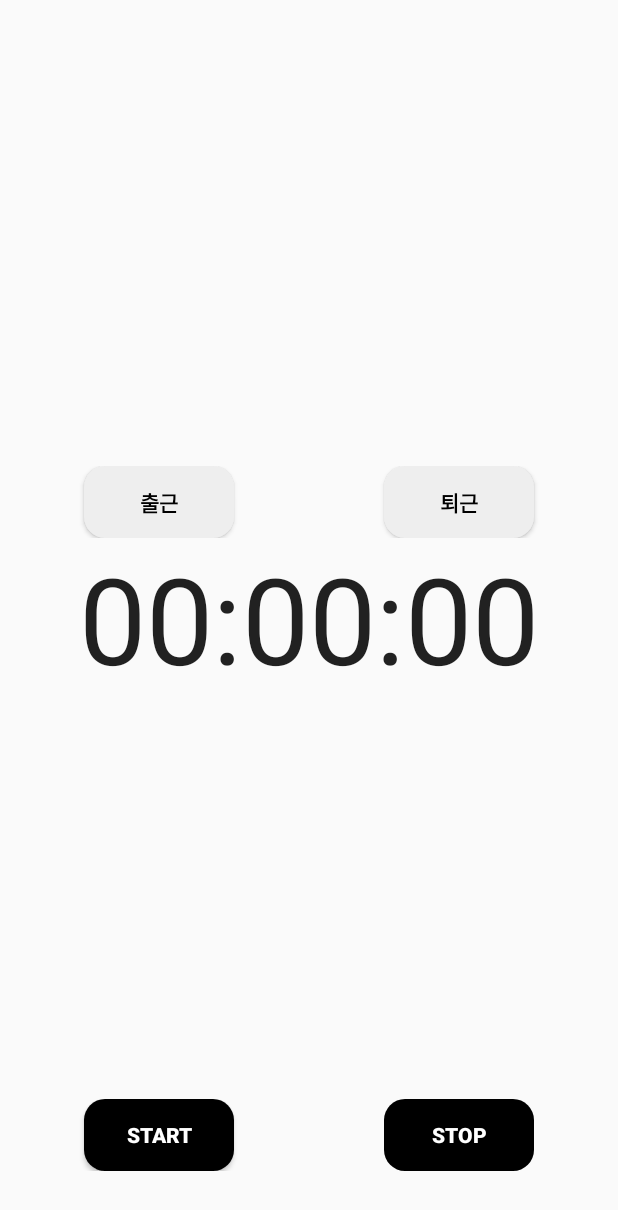
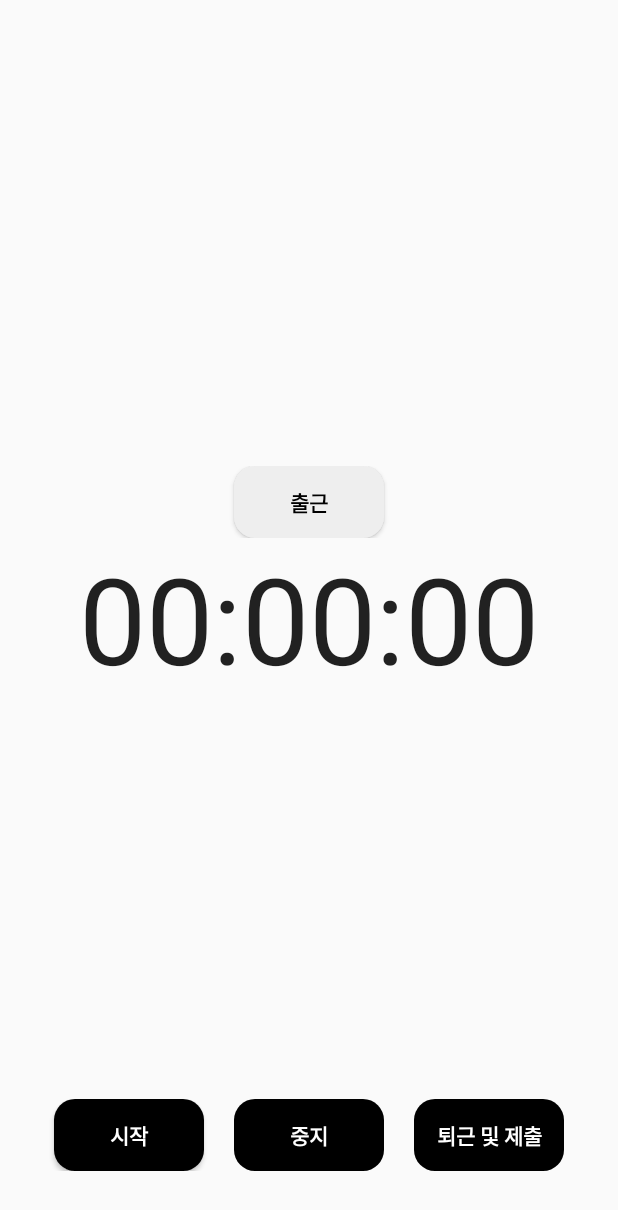
Before and after one commit to leeyjwinter/android-1st-week, an Android app: the fragment ThreeFragment shown on its own in the app's theme, on a phone screen of 412 x 824 dp. Shown: the top 1210 px of the screen. Run offline under Robolectric (Android 15) with nearby library versions, the phone set to English and light mode, and no system bars.

Commit message:
0701_2017

```diff
--- a/app/src/main/java/com/example/ch11_jetpack/SharedManager.kt
+++ b/app/src/main/java/com/example/ch11_jetpack/SharedManager.kt
@@ -10,8 +10,8 @@ class SharedManager(context: Context) {
     private val prefs: SharedPreferences = PreferenceHelper.defaultPrefs(context)
 
     fun saveCurrentUser(user: User) {
-        //prefs["name"] = user.name
-        prefs["age"] = user.age
+        prefs["datedb"] = user.datedb
+        //prefs["age"] = user.age
         //prefs["email"] = user.email
         //prefs["password"] = user.password
         //prefs["isMarried"] = user.isMarried
@@ -19,8 +19,8 @@ class SharedManager(context: Context) {
 
     fun getCurrentUser(): User {
         return User().apply {
-            //name = prefs["name", ""]
-            age = prefs["age", 0]
+            datedb = prefs["datedb", ""]
+            //age = prefs["age", 0]
             //email = prefs["email", ""]
             //password = prefs["password", ""]
             //isMarried = prefs["isMarried", false]
--- a/app/src/main/java/com/example/ch11_jetpack/ThreeFragment.kt
+++ b/app/src/main/java/com/example/ch11_jetpack/ThreeFragment.kt
@@ -12,6 +12,10 @@ import android.widget.Chronometer.OnChronometerTickListener
 import androidx.core.view.isVisible
 import androidx.fragment.app.Fragment
 import com.example.ch11_jetpack.databinding.FragmentThreeBinding
+import java.time.LocalDate
+import java.time.Duration
+import java.time.format.DateTimeFormatter
+import java.time.temporal.ChronoUnit
 
 
 class ThreeFragment : Fragment() {
@@ -40,9 +44,32 @@ class ThreeFragment : Fragment() {
         _binding = FragmentThreeBinding.inflate(inflater, container, false)
 
 
-        val currentUser = sharedManager.getCurrentUser() // current user 받아오기
-        Log.d("시간", "time"+currentUser.age)
-        pauseTime = (currentUser.age?.toLong() ?: 0) // 받아서 있으면 빼고, 없으면 0
+        //오늘 날짜 시간 가져오기
+        var now = LocalDate.now()
+
+        // base 날짜인 2022-06-20 설정하기
+        val strdate = "2022-06-25"
+        val basedate = LocalDate.parse(strdate, DateTimeFormatter.ISO_DATE) // localdate형식으로 변환
+        //Log.d("오늘 날짜", "go"+ ChronoUnit.DAYS.between( basedate , now ))
+        //Log.d("날짜", "00000000".repeat(1000))
+        val idx = ChronoUnit.DAYS.between( basedate , now ).toInt() // idx: 오늘 날짜 기준 index
+
+        val curRentUser = sharedManager.getCurrentUser() // current user 받아오기
+        // 아직 한 번도 User가 안 생겼을 때 초기화하기
+        if(curRentUser.datedb == ""){
+            val currentUser = User().apply {
+                //datedb = "00000000".repeat(1000)
+                //임시로 만든 0625~0630 데이터
+                datedb = "000152410001234100153412004512340012333300011111" + "00000000".repeat(994)
+            }
+            sharedManager.saveCurrentUser(currentUser)
+        }
+        val currentUser = sharedManager.getCurrentUser()
+
+        var fulldata = currentUser.datedb // 전체 데이터 가지고 있기(String으로)
+        //Log.d("시간", "time"+currentUser.datedb)
+        //Log.d("서브스트링", currentUser.datedb?.substring(idx*8, idx*8+8) ?: "x")
+        pauseTime = (currentUser.datedb?.substring(idx*8, idx*8+8)?.toLong() ?: 0) // 받아서 있으면 빼고, 없으면 0
 
         ///////////////
 
@@ -52,7 +79,18 @@ class ThreeFragment : Fragment() {
             val time = SystemClock.elapsedRealtime() - chronometer.base
             // 시간 저장
             val currentUser = User().apply {
-                age = time.toInt()
+                val savetimeString = time.toInt().toString().padStart(8, '0')
+                Log.d("0625", "time"+fulldata!!.substring((idx-6)*8, (idx-5)*8))
+                Log.d("0626", "time"+fulldata!!.substring((idx-5)*8, (idx-4)*8))
+                Log.d("0627", "time"+fulldata!!.substring((idx-4)*8, (idx-3)*8))
+                Log.d("0628", "time"+fulldata!!.substring((idx-3)*8, (idx-2)*8))
+                Log.d("0629", "time"+fulldata!!.substring((idx-2)*8, (idx-1)*8))
+                Log.d("0630", "time"+fulldata!!.substring((idx-1)*8, (idx-0)*8))
+                Log.d("0701", "time"+fulldata!!.substring((idx-0)*8, (idx+1)*8))
+
+
+                datedb = fulldata!!.substring(0, idx*8) + savetimeString + fulldata!!.substring(idx*8+8, 1000*8) // 원하는 위치에 데이터 저장
+                fulldata = datedb
             }
             sharedManager.saveCurrentUser(currentUser)
             //
--- a/app/src/main/java/com/example/ch11_jetpack/User.kt
+++ b/app/src/main/java/com/example/ch11_jetpack/User.kt
@@ -1,8 +1,8 @@
 package com.example.ch11_jetpack
 
 data class User(
-    //var name: String? = null,
-    var age: Int? = 0,
+    var datedb: String? = null
+    //var age: Int? = 0,
     //var email: String? = null,
     //var password: String? = null,
     //var isMarried: Boolean? = false
--- a/app/src/main/res/layout/fragment_three.xml
+++ b/app/src/main/res/layout/fragment_three.xml
@@ -19,23 +19,12 @@
         tools:layout_editor_absoluteX="0dp">
 
         <Button
-            android:id="@+id/startTime"
+            android:id="@+id/commuteTimeButton"
             android:layout_width="100dp"
             android:layout_height="wrap_content"
             android:background="@drawable/round"
             android:backgroundTint="#EEEEEE"
             android:text="출근"
-            android:textColor="#000000"
-            android:textStyle="bold" />
-
-        <Button
-            android:id="@+id/leaveTime"
-            android:layout_width="100dp"
-            android:layout_height="wrap_content"
-            android:layout_marginLeft="100dp"
-            android:background="@drawable/round"
-            android:backgroundTint="#EEEEEE"
-            android:text="퇴근"
             android:textColor="#000000"
             android:textStyle="bold" />
 
@@ -120,7 +109,7 @@
             android:layout_height="wrap_content"
             android:background="@drawable/round"
             android:backgroundTint="@color/black"
-            android:text="Start"
+            android:text="시작"
             android:textColor="#FFFFFF"
             android:textStyle="bold" />
 
@@ -128,11 +117,23 @@
             android:id="@+id/stopButton"
             android:layout_width="100dp"
             android:layout_height="wrap_content"
-            android:layout_marginLeft="100dp"
+            android:layout_marginLeft="20dp"
             android:background="@drawable/round"
             android:backgroundTint="@color/black"
             android:enabled="false"
-            android:text="Stop"
+            android:text="중지"
+            android:textColor="#FFFFFF"
+            android:textStyle="bold" />
+
+        <Button
+            android:id="@+id/submitLeaveButton"
+            android:layout_width="100dp"
+            android:layout_height="wrap_content"
+            android:layout_marginLeft="20dp"
+            android:background="@drawable/round"
+            android:backgroundTint="@color/black"
+            android:enabled="false"
+            android:text="퇴근 및 제출"
             android:textColor="#FFFFFF"
             android:textStyle="bold" />
 
```
